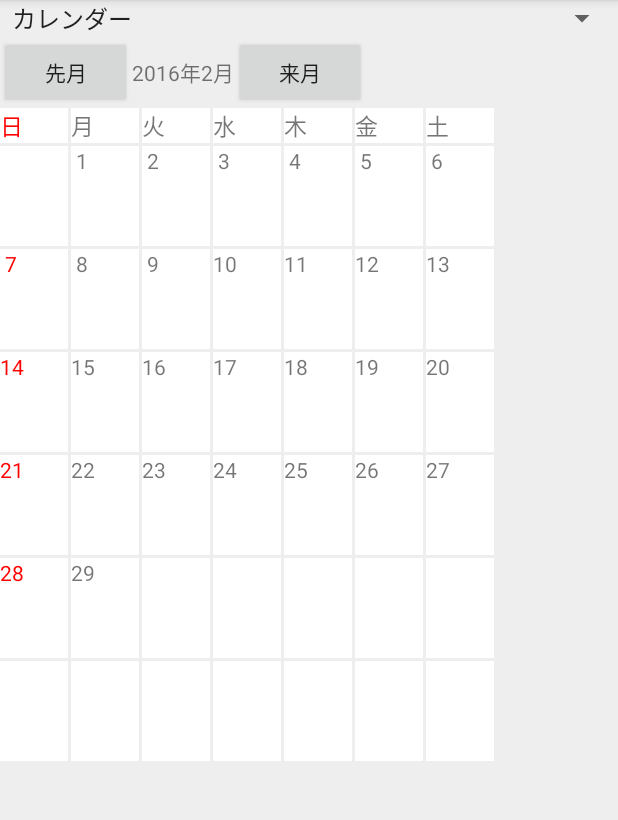
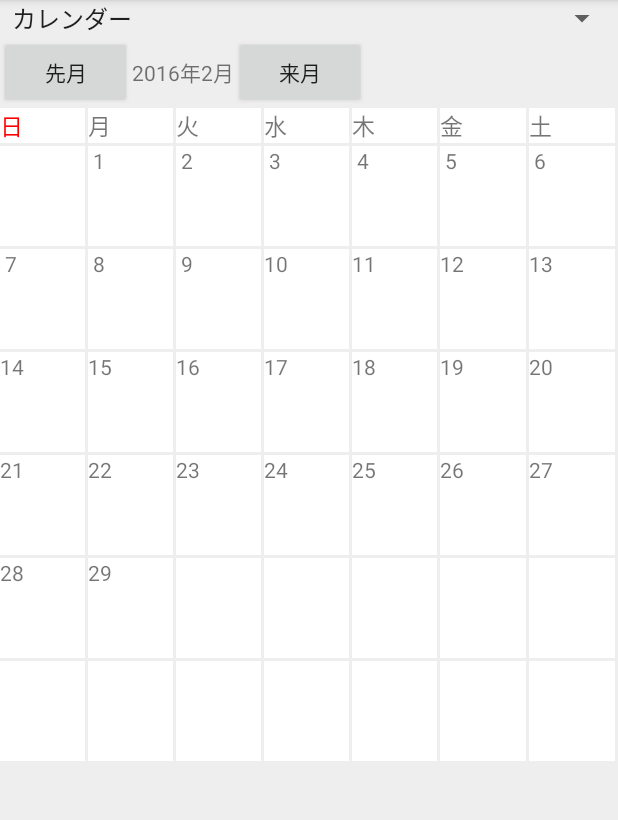
Before and after one commit to Ke4a11/Afururu, an Android app: the Money_Calendar screen opened directly, with no data from a screen before it, on a phone screen of 412 x 824 dp, the part 84-904 px from its top. Run offline under Robolectric (Android 15) with nearby library versions, the phone set to English and light mode, and no system bars.

Commit message:
カレンダーレイアウトおk

```diff
--- a/app/src/main/res/layout/fragment_map_top.xml
+++ b/app/src/main/res/layout/fragment_map_top.xml
@@ -6,38 +6,39 @@
     android:id="@+id/fragment_map1"
     class="com.google.android.gms.maps.SupportMapFragment"
         android:name="ke4a11.ecc.ac.jp.afururu.Map._MapTop">
-        <LinearLayout
-            android:paddingTop="45dp"
-            android:layout_width="match_parent"
-            android:layout_height="match_parent"
-            android:orientation="vertical"
-            >
+
             <LinearLayout
             android:orientation="horizontal"
             android:layout_width="match_parent"
             android:layout_height="wrap_content">
+                <TextView
+                    android:layout_width="20dp"
+                    android:layout_height="40dp"
+                    android:text=""/>
             <EditText
                 android:id="@+id/editAddr"
                 android:layout_width="0dp"
                 android:layout_height="wrap_content"
                 android:layout_weight="5"
                 android:inputType="text"
-
                 />
                 <Button
                     android:id="@+id/btnLocate"
                     android:layout_width="wrap_content"
                     android:layout_height="wrap_content"
                     android:text="@string/getLocate" />
-        </LinearLayout>
-
             <Button
                 android:layout_width="wrap_content"
                 android:layout_height="wrap_content"
                 android:id="@+id/gohomebutton"
                 android:text="帰宅"
                 />
+                <TextView
+                    android:layout_width="80dp"
+                    android:layout_height="40dp"
+                    android:text=""/>
 
+            </LinearLayout>
             <com.google.android.gms.maps.MapView
                 android:id="@+id/mapview"
                 android:layout_width="match_parent"
@@ -50,5 +51,5 @@
 
             </com.google.android.gms.maps.MapView>
 
-        </LinearLayout>
+
     </fragment>
--- a/app/src/main/res/layout/fragment_money_calendar.xml
+++ b/app/src/main/res/layout/fragment_money_calendar.xml
@@ -2,7 +2,7 @@
     xmlns:android="http://schemas.android.com/apk/res/android"
     xmlns:tools="http://schemas.android.com/tools"
     android:layout_width="match_parent"
-    android:layout_height="match_parent"
+    android:layout_height="wrap_content"
     android:orientation="vertical"
     android:id="@+id/rootlayout"
     tools:context="ke4a11.ecc.ac.jp.afururu.Money.Money_Calendar">
@@ -32,6 +32,9 @@
     <!--6行7列のテーブル状
         5行にすると、表示されない部分の出てきてしまう場合があるため
         一つのテキストビューは横の大きさを指定しているためタブレットなどの表示では小さくなる-->
+    <LinearLayout
+        android:layout_width="match_parent"
+        android:layout_height="fill_parent">
     <TableLayout
         android:layout_width="match_parent"
         android:layout_height="match_parent"
@@ -41,10 +44,13 @@
         <TableRow
             android:layout_width="match_parent"
             android:layout_height="wrap_content"
-            android:layout_marginBottom="2dp">
+            android:layout_marginBottom="2dp"
+            android:weightSum="7"
+            >
             <TextView
-                android:layout_width="45dp"
+                android:layout_width="wrap_content"
                 android:layout_height="wrap_content"
+                android:layout_weight="1"
                 android:text="日"
                 android:layout_column="1"
                 android:layout_marginRight="2dp"
@@ -52,48 +58,54 @@
                 android:textColor="#FF0000"
                 android:textSize="15sp" />
             <TextView
-                android:layout_width="45dp"
+                android:layout_width="wrap_content"
                 android:layout_height="wrap_content"
+                android:layout_weight="1"
                 android:text="月"
                 android:layout_column="1"
                 android:layout_marginRight="2dp"
                 android:background="#FFFFFF"
                 android:textSize="15sp" />
             <TextView
-                android:layout_width="45dp"
+                android:layout_width="wrap_content"
                 android:layout_height="wrap_content"
+                android:layout_weight="1"
                 android:text="火"
                 android:layout_column="1"
                 android:layout_marginRight="2dp"
                 android:background="#FFFFFF"
                 android:textSize="15sp" />
             <TextView
-                android:layout_width="45dp"
+                android:layout_width="wrap_content"
                 android:layout_height="wrap_content"
+                android:layout_weight="1"
                 android:text="水"
                 android:layout_column="1"
                 android:layout_marginRight="2dp"
                 android:background="#FFFFFF"
                 android:textSize="15sp" />
             <TextView
-                android:layout_width="45dp"
+                android:layout_width="wrap_content"
                 android:layout_height="wrap_content"
+                android:layout_weight="1"
                 android:text="木"
                 android:layout_column="1"
                 android:layout_marginRight="2dp"
                 android:background="#FFFFFF"
                 android:textSize="15sp" />
             <TextView
-                android:layout_width="45dp"
+                android:layout_width="wrap_content"
                 android:layout_height="wrap_content"
+                android:layout_weight="1"
                 android:text="金"
                 android:layout_column="1"
                 android:layout_marginRight="2dp"
                 android:background="#FFFFFF"
                 android:textSize="15sp" />
             <TextView
-                android:layout_width="45dp"
+                android:layout_width="wrap_content"
                 android:layout_height="wrap_content"
+                android:layout_weight="1"
                 android:text="土"
                 android:layout_column="1"
                 android:layout_marginRight="2dp"
@@ -103,19 +115,21 @@
         <!--1行目-->
         <TableRow
             android:layout_width="match_parent"
-            android:layout_height="match_parent"
-            android:layout_marginBottom="2dp">
+            android:layout_height="wrap_content"
+            android:layout_marginBottom="2dp"
+            android:weightSum="7">
             <TextView
                 android:layout_width="wrap_content"
                 android:layout_height="wrap_content"
+                android:layout_weight="1"
                 android:text="1"
                 android:id="@+id/txDay00"
                 android:layout_column="1"
-                android:layout_marginRight="2dp"
-                android:textColor="#FF0000"/>
+                android:layout_marginRight="2dp" />
             <TextView
                 android:layout_width="wrap_content"
                 android:layout_height="wrap_content"
+                android:layout_weight="1"
                 android:text=""
                 android:id="@+id/txDay01"
                 android:layout_column="1"
@@ -123,6 +137,7 @@
             <TextView
                 android:layout_width="wrap_content"
                 android:layout_height="wrap_content"
+                android:layout_weight="1"
                 android:text=""
                 android:id="@+id/txDay02"
                 android:layout_column="1"
@@ -130,6 +145,7 @@
             <TextView
                 android:layout_width="wrap_content"
                 android:layout_height="wrap_content"
+                android:layout_weight="1"
                 android:text=""
                 android:id="@+id/txDay03"
                 android:layout_column="1"
@@ -137,6 +153,7 @@
             <TextView
                 android:layout_width="wrap_content"
                 android:layout_height="wrap_content"
+                android:layout_weight="1"
                 android:text=""
                 android:id="@+id/txDay04"
                 android:layout_column="1"
@@ -144,6 +161,7 @@
             <TextView
                 android:layout_width="wrap_content"
                 android:layout_height="wrap_content"
+                android:layout_weight="1"
                 android:text=""
                 android:id="@+id/txDay05"
                 android:layout_column="1"
@@ -151,6 +169,7 @@
             <TextView
                 android:layout_width="wrap_content"
                 android:layout_height="wrap_content"
+                android:layout_weight="1"
                 android:text=""
                 android:id="@+id/txDay06"
                 android:layout_column="1"
@@ -159,19 +178,21 @@
         <!--2行目-->
         <TableRow
             android:layout_width="match_parent"
-            android:layout_height="match_parent"
-            android:layout_marginBottom="2dp">
+            android:layout_height="wrap_content"
+            android:layout_marginBottom="2dp"
+            android:weightSum="7">
             <TextView
                 android:layout_width="wrap_content"
                 android:layout_height="wrap_content"
+                android:layout_weight="1"
                 android:text="2"
                 android:id="@+id/txDay07"
                 android:layout_column="1"
-                android:layout_marginRight="2dp"
-                android:textColor="#FF0000" />
+                android:layout_marginRight="2dp"/>
             <TextView
                 android:layout_width="wrap_content"
                 android:layout_height="wrap_content"
+                android:layout_weight="1"
                 android:text=""
                 android:id="@+id/txDay08"
                 android:layout_column="1"
@@ -179,6 +200,7 @@
             <TextView
                 android:layout_width="wrap_content"
                 android:layout_height="wrap_content"
+                android:layout_weight="1"
                 android:text=""
                 android:id="@+id/txDay09"
                 android:layout_column="1"
@@ -186,6 +208,7 @@
             <TextView
                 android:layout_width="wrap_content"
                 android:layout_height="wrap_content"
+                android:layout_weight="1"
                 android:text=""
                 android:id="@+id/txDay10"
                 android:layout_column="1"
@@ -193,12 +216,14 @@
             <TextView
                 android:layout_width="wrap_content"
                 android:layout_height="wrap_content"
+                android:layout_weight="1"
                 android:id="@+id/txDay11"
                 android:layout_column="1"
                 android:layout_marginRight="2dp" />
             <TextView
                 android:layout_width="wrap_content"
                 android:layout_height="wrap_content"
+                android:layout_weight="1"
                 android:text=""
                 android:id="@+id/txDay12"
                 android:layout_column="1"
@@ -206,6 +231,7 @@
             <TextView
                 android:layout_width="wrap_content"
                 android:layout_height="wrap_content"
+                android:layout_weight="1"
                 android:text=""
                 android:id="@+id/txDay13"
                 android:layout_column="1"
@@ -214,22 +240,21 @@
         <!--3行目-->
         <TableRow
             android:layout_width="match_parent"
-            android:layout_height="match_parent"
-            android:layout_marginBottom="2dp">
+            android:layout_height="wrap_content"
+            android:layout_marginBottom="2dp"
+            android:weightSum="7">
             <TextView
                 android:layout_width="wrap_content"
                 android:layout_height="wrap_content"
+                android:layout_weight="1"
                 android:text="3"
                 android:id="@+id/txDay14"
                 android:layout_column="1"
-                android:layout_marginRight="2dp"
-                android:textColor="#FF0000"
-
-                android:clickable="true"
-                android:onClick="testToast"/>
+                android:layout_marginRight="2dp"/>
             <TextView
                 android:layout_width="wrap_content"
                 android:layout_height="wrap_content"
+                android:layout_weight="1"
                 android:text=""
                 android:id="@+id/txDay15"
                 android:layout_column="1"
@@ -237,6 +262,7 @@
             <TextView
                 android:layout_width="wrap_content"
                 android:layout_height="wrap_content"
+                android:layout_weight="1"
                 android:text=""
                 android:id="@+id/txDay16"
                 android:layout_column="1"
@@ -244,6 +270,7 @@
             <TextView
                 android:layout_width="wrap_content"
                 android:layout_height="wrap_content"
+                android:layout_weight="1"
                 android:text=""
                 android:id="@+id/txDay17"
                 android:layout_column="1"
@@ -251,6 +278,7 @@
             <TextView
                 android:layout_width="wrap_content"
                 android:layout_height="wrap_content"
+                android:layout_weight="1"
                 android:text=""
                 android:id="@+id/txDay18"
                 android:layout_column="1"
@@ -258,6 +286,7 @@
             <TextView
                 android:layout_width="wrap_content"
                 android:layout_height="wrap_content"
+                android:layout_weight="1"
                 android:text=""
                 android:id="@+id/txDay19"
                 android:layout_column="1"
@@ -265,6 +294,7 @@
             <TextView
                 android:layout_width="wrap_content"
                 android:layout_height="wrap_content"
+                android:layout_weight="1"
                 android:text=""
                 android:id="@+id/txDay20"
                 android:layout_column="1"
@@ -273,19 +303,21 @@
         <!--4行目-->
         <TableRow
             android:layout_width="match_parent"
-            android:layout_height="match_parent"
-            android:layout_marginBottom="2dp">
+            android:layout_height="wrap_content"
+            android:layout_marginBottom="2dp"
+            android:weightSum="7">
             <TextView
                 android:layout_width="wrap_content"
                 android:layout_height="wrap_content"
+                android:layout_weight="1"
                 android:text="4"
                 android:id="@+id/txDay21"
                 android:layout_column="1"
-                android:layout_marginRight="2dp"
-                android:textColor="#FF0000" />
+                android:layout_marginRight="2dp"/>
             <TextView
                 android:layout_width="wrap_content"
                 android:layout_height="wrap_content"
+                android:layout_weight="1"
                 android:text=""
                 android:id="@+id/txDay22"
                 android:layout_column="1"
@@ -293,6 +325,7 @@
             <TextView
                 android:layout_width="wrap_content"
                 android:layout_height="wrap_content"
+                android:layout_weight="1"
                 android:text=""
                 android:id="@+id/txDay23"
                 android:layout_column="1"
@@ -300,6 +333,7 @@
             <TextView
                 android:layout_width="wrap_content"
                 android:layout_height="wrap_content"
+                android:layout_weight="1"
                 android:text=""
                 android:id="@+id/txDay24"
                 android:layout_column="1"
@@ -307,6 +341,7 @@
             <TextView
                 android:layout_width="wrap_content"
                 android:layout_height="wrap_content"
+                android:layout_weight="1"
                 android:text=""
                 android:id="@+id/txDay25"
                 android:layout_column="1"
@@ -314,6 +349,7 @@
             <TextView
                 android:layout_width="wrap_content"
                 android:layout_height="wrap_content"
+                android:layout_weight="1"
                 android:text=""
                 android:id="@+id/txDay26"
                 android:layout_column="1"
@@ -321,6 +357,7 @@
             <TextView
                 android:layout_width="wrap_content"
                 android:layout_height="wrap_content"
+                android:layout_weight="1"
                 android:text=""
                 android:id="@+id/txDay27"
                 android:layout_column="1"
@@ -329,19 +366,21 @@
         <!--5行目-->
         <TableRow
             android:layout_width="match_parent"
-            android:layout_height="match_parent"
-            android:layout_marginBottom="2dp">
+            android:layout_height="wrap_content"
+            android:layout_marginBottom="2dp"
+            android:weightSum="7">
             <TextView
                 android:layout_width="wrap_content"
                 android:layout_height="wrap_content"
+                android:layout_weight="1"
                 android:text="5"
                 android:id="@+id/txDay28"
                 android:layout_column="1"
-                android:layout_marginRight="2dp"
-                android:textColor="#FF0000" />
+                android:layout_marginRight="2dp" />
             <TextView
                 android:layout_width="wrap_content"
                 android:layout_height="wrap_content"
+                android:layout_weight="1"
                 android:text=""
                 android:id="@+id/txDay29"
                 android:layout_column="1"
@@ -349,6 +388,7 @@
             <TextView
                 android:layout_width="wrap_content"
                 android:layout_height="wrap_content"
+                android:layout_weight="1"
                 android:text=""
                 android:id="@+id/txDay30"
                 android:layout_column="1"
@@ -356,6 +396,7 @@
             <TextView
                 android:layout_width="wrap_content"
                 android:layout_height="wrap_content"
+                android:layout_weight="1"
                 android:text=""
                 android:id="@+id/txDay31"
                 android:layout_column="1"
@@ -363,6 +404,7 @@
             <TextView
                 android:layout_width="wrap_content"
                 android:layout_height="wrap_content"
+                android:layout_weight="1"
                 android:text=""
                 android:id="@+id/txDay32"
                 android:layout_column="1"
@@ -370,6 +412,7 @@
             <TextView
                 android:layout_width="wrap_content"
                 android:layout_height="wrap_content"
+                android:layout_weight="1"
                 android:text=""
                 android:id="@+id/txDay33"
                 android:layout_column="1"
@@ -377,6 +420,7 @@
             <TextView
                 android:layout_width="wrap_content"
                 android:layout_height="wrap_content"
+                android:layout_weight="1"
                 android:text=""
                 android:id="@+id/txDay34"
                 android:layout_column="1"
@@ -385,10 +429,12 @@
         <!--6行目-->
         <TableRow
             android:layout_width="match_parent"
-            android:layout_height="match_parent">
+            android:layout_height="wrap_content"
+            android:weightSum="7">
             <TextView
                 android:layout_width="wrap_content"
                 android:layout_height="wrap_content"
+                android:layout_weight="1"
                 android:text="6"
                 android:id="@+id/txDay35"
                 android:layout_column="1"
@@ -397,6 +443,7 @@
             <TextView
                 android:layout_width="wrap_content"
                 android:layout_height="wrap_content"
+                android:layout_weight="1"
                 android:text=""
                 android:id="@+id/txDay36"
                 android:layout_column="1"
@@ -404,6 +451,7 @@
             <TextView
                 android:layout_width="wrap_content"
                 android:layout_height="wrap_content"
+                android:layout_weight="1"
                 android:text=""
                 android:id="@+id/txDay37"
                 android:layout_column="1"
@@ -411,6 +459,7 @@
             <TextView
                 android:layout_width="wrap_content"
                 android:layout_height="wrap_content"
+                android:layout_weight="1"
                 android:text=""
                 android:id="@+id/txDay38"
                 android:layout_column="1"
@@ -418,6 +467,7 @@
             <TextView
                 android:layout_width="wrap_content"
                 android:layout_height="wrap_content"
+                android:layout_weight="1"
                 android:text=""
                 android:id="@+id/txDay39"
                 android:layout_column="1"
@@ -425,6 +475,7 @@
             <TextView
                 android:layout_width="wrap_content"
                 android:layout_height="wrap_content"
+                android:layout_weight="1"
                 android:text=""
                 android:id="@+id/txDay40"
                 android:layout_column="1"
@@ -432,11 +483,12 @@
             <TextView
                 android:layout_width="wrap_content"
                 android:layout_height="wrap_content"
+                android:layout_weight="1"
                 android:text=""
                 android:id="@+id/txDay41"
                 android:layout_column="1"
                 android:layout_marginRight="2dp" />
             </TableRow>
         </TableLayout>
-
+    </LinearLayout>
 </LinearLayout>
```
